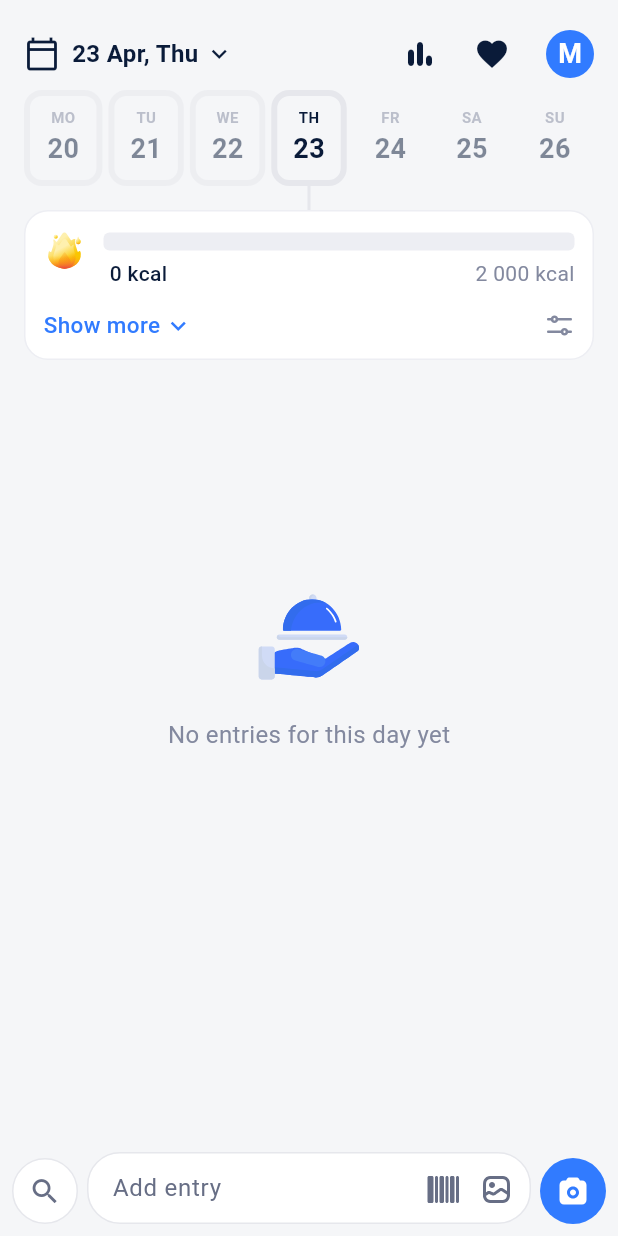
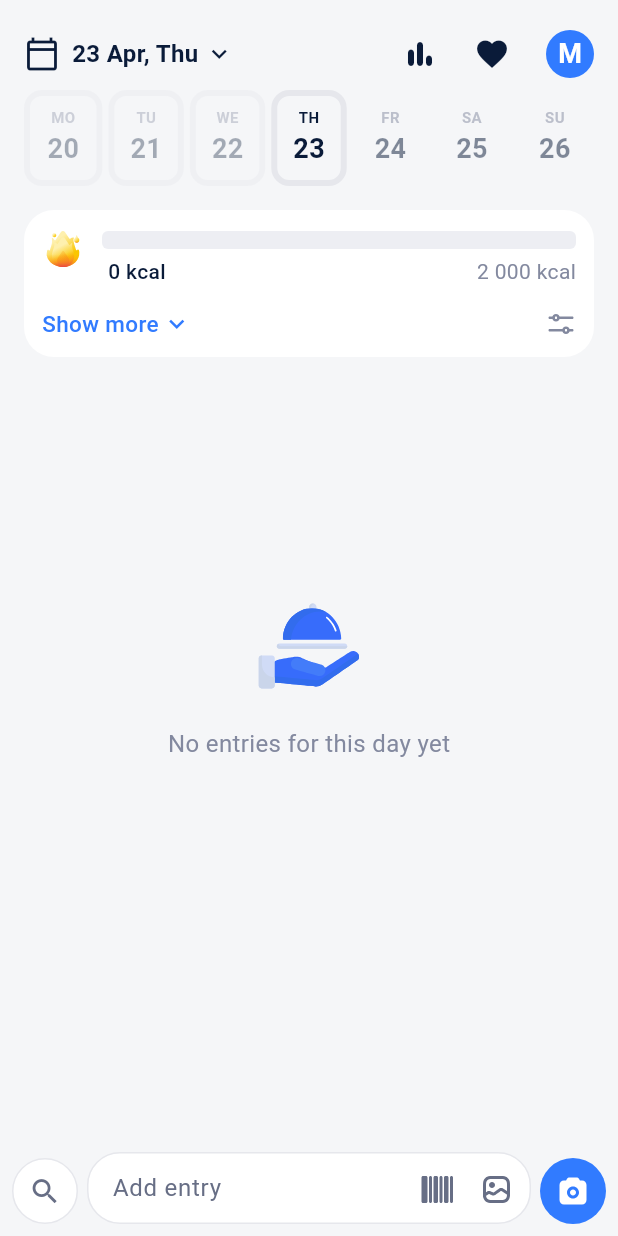
Before and after one commit to leonby27/meal, a Flutter app: the DiaryScreen screen opened by its route, on a phone screen of 412 x 824 dp. Run offline on Flutter 3.47's test engine with Material 3 defaults, Android fonts, the phone set to English and light mode, and no system bars; our stand-ins replace cached_network_image, confetti, drift, flutter_local_notifications, flutter_svg, go_router and 6 more; missing offline and left inert: cupertino_http, mobile_scanner, photo_manager, sign_in_with_apple_platform_interface, sqlite3; accounts and stored records are empty; generated files the repository leaves out were written again; network calls fail; statements that could not run were skipped.

Commit message:
feat(ui): rounded 20px blocks, no borders, tighter calendar, v43
Visual refresh of the diary and related screens:

- Remove Border.all outlines on the KBJU summary card, meal sections
  and individual food-log tiles — the background + shadow is enough
  to read them as blocks, outlines were fighting the card aesthetic.
- Bump border radius 16 -> 20 everywhere it was 16 for a softer,
  more cohesive look (blocks, buttons, dialogs in the theme, and
  across diary / search / favorites / onboarding / stats / profile /
  paywall / scanner / AI-result sheet).
- Increase vertical spacing between meal entries from 4 -> 8 px.
- Add a 4 px gap between the barcode and gallery icons in the input
  bar so they don't touch.
- Remove the vertical connector line between the selected weekday
  and the KBJU card (cleaner, matches the borderless block look).
  The week strip now owns its own height; the previous 16 px gap is
  preserved via the day-content ListView top padding.
- Dim past dates in the week strip by ~15 % (opacity 0.5 -> 0.35) so
  today/selected stand out more.

Also bumps build to 1.0.0+43.

Made-with: Cursor

```diff
--- a/app/lib/core/build_info.dart
+++ b/app/lib/core/build_info.dart
@@ -1,3 +1,3 @@
 const String appVersion = '1.0.0';
-const int buildNumber = 42;
+const int buildNumber = 43;
 const String buildDate = '2026-04-23';
--- a/app/lib/features/camera/widgets/camera_screen.dart
+++ b/app/lib/features/camera/widgets/camera_screen.dart
@@ -235,7 +235,7 @@ class _CameraScreenState extends State<CameraScreen> {
 
         if (_imageBytes != null) ...[
           ClipRRect(
-            borderRadius: BorderRadius.circular(16),
+            borderRadius: BorderRadius.circular(20),
             child: Image.memory(_imageBytes!, height: 250, fit: BoxFit.cover),
           ),
           const SizedBox(height: 16),
--- a/app/lib/features/diary/widgets/daily_summary_card.dart
+++ b/app/lib/features/diary/widgets/daily_summary_card.dart
@@ -81,7 +81,6 @@ class _DailySummaryCardState extends State<DailySummaryCard> {
     final isDark = Theme.of(context).brightness == Brightness.dark;
 
     final back2 = isDark ? AppColors.darkOnBack4 : AppColors.lightOnBack4;
-    final lineBorder = isDark ? AppColors.lineDT100 : AppColors.lineLight100;
     final trackColor = isDark ? AppColors.lineDT100 : cs.outlineVariant;
     final secondaryTextColor = cs.onSurfaceVariant;
     final primaryTextColor = cs.onSurface;
@@ -99,8 +98,7 @@ class _DailySummaryCardState extends State<DailySummaryCard> {
       child: Container(
         decoration: BoxDecoration(
           color: back2,
-          borderRadius: BorderRadius.circular(16),
-          border: Border.all(color: lineBorder, width: 1),
+          borderRadius: BorderRadius.circular(20),
         ),
         padding: const EdgeInsets.all(12),
         child: Column(
--- a/app/lib/features/diary/widgets/diary_screen.dart
+++ b/app/lib/features/diary/widgets/diary_screen.dart
@@ -1051,7 +1051,7 @@ class _DiaryScreenState extends State<DiaryScreen> with RouteAware {
               padding: const EdgeInsets.all(16),
               decoration: BoxDecoration(
                 color: cs.surface,
-                borderRadius: BorderRadius.circular(16),
+                borderRadius: BorderRadius.circular(20),
               ),
               child: Row(
                 children: [
@@ -1135,7 +1135,7 @@ class _DiaryScreenState extends State<DiaryScreen> with RouteAware {
               padding: const EdgeInsets.all(16),
               decoration: BoxDecoration(
                 color: cs.surface,
-                borderRadius: BorderRadius.circular(16),
+                borderRadius: BorderRadius.circular(20),
               ),
               child: Row(
                 children: [
@@ -1358,7 +1358,9 @@ class _DiaryScreenState extends State<DiaryScreen> with RouteAware {
         !auth.freeTrialExhausted;
 
     return ListView(
-      padding: const EdgeInsets.only(bottom: 16),
+      // top: 16 сохраняет тот же визуальный зазор, что раньше занимала
+      // соединительная линия между неделей и карточкой КБЖУ.
+      padding: const EdgeInsets.only(top: 16, bottom: 16),
       children: [
         DailySummaryCard(logs: logs, selectedDate: date),
         if (showBanner)
@@ -1453,29 +1455,13 @@ class _DiaryScreenState extends State<DiaryScreen> with RouteAware {
     });
   }
 
-  /// Соединительная линия под обводкой ячеек: рисуется ниже слоя недели в [Stack].
+  /// Ранее здесь была соединительная линия между выбранным днём и карточкой
+  /// КБЖУ. Убрали по дизайн-решению — теперь неделя просто занимает свою
+  /// высоту, а зазор до карточки ниже задаётся обычным SizedBox.
   Widget _buildWeekStripWithConnector(BuildContext context, bool isDark) {
     return SizedBox(
-      height: 64 + 16,
-      child: Stack(
-        clipBehavior: Clip.none,
-        children: [
-          Positioned(
-            top: 64,
-            left: 0,
-            right: 0,
-            height: 16,
-            child: _buildConnectorLine(context, isDark),
-          ),
-          Positioned(
-            top: 0,
-            left: 0,
-            right: 0,
-            height: 64,
-            child: _buildWeekStrip(context, isDark),
-          ),
-        ],
-      ),
+      height: 64,
+      child: _buildWeekStrip(context, isDark),
     );
   }
 
@@ -1562,11 +1548,15 @@ class _DiaryScreenState extends State<DiaryScreen> with RouteAware {
             ),
           );
 
+          final dayOpacity = (isToday || isSelected)
+              ? 1.0
+              : (isFuture ? 0.5 : 0.35); // past dates — dimmer by ~15%
+
           return Expanded(
             child: GestureDetector(
               onTap: isFuture ? null : () => _selectDate(date),
               child: Opacity(
-                opacity: (isToday || isSelected) ? 1.0 : 0.5,
+                opacity: dayOpacity,
                 child: Padding(
                   padding: EdgeInsets.only(
                     left: i == 0 ? 0 : 2,
@@ -1596,51 +1586,6 @@ class _DiaryScreenState extends State<DiaryScreen> with RouteAware {
     );
   }
 
-  Widget _buildConnectorLine(BuildContext context, bool isDark) {
-    final weekStart = _weekStart(_selectedDate);
-    final selectedDay = DateTime(
-      _selectedDate.year, _selectedDate.month, _selectedDate.day,
-    );
-    final weekStartDay = DateTime(
-      weekStart.year, weekStart.month, weekStart.day,
-    );
-    final dayIndex = selectedDay.difference(weekStartDay).inDays.clamp(0, 6);
-
-    return Padding(
-      padding: const EdgeInsets.symmetric(horizontal: 16),
-      child: SizedBox(
-        height: 16,
-        child: LayoutBuilder(
-          builder: (context, constraints) {
-            final totalWidth = constraints.maxWidth;
-            final cellWidth = totalWidth / 7;
-            final centerX = cellWidth * dayIndex + cellWidth / 2;
-            const lineWidth = 2.0;
-            // Вылезаем на 1px вверх (к обводке дня) и вниз (к обводке карточки), без зазора.
-            const extend = 1.0;
-
-            return Stack(
-              clipBehavior: Clip.none,
-              children: [
-                Positioned(
-                  left: centerX - lineWidth / 2,
-                  top: -extend,
-                  child: Container(
-                    width: lineWidth,
-                    height: 16 + extend * 2,
-                    color: isDark
-                        ? AppColors.lineDT200
-                        : AppColors.lineLight200,
-                  ),
-                ),
-              ],
-            );
-          },
-        ),
-      ),
-    );
-  }
-
   Widget _buildFoodCards(
     BuildContext context,
     List<FoodLog> logs,
@@ -1653,7 +1598,7 @@ class _DiaryScreenState extends State<DiaryScreen> with RouteAware {
       child: Column(
         children: logs.map((log) {
           return Padding(
-            padding: const EdgeInsets.only(bottom: 4),
+            padding: const EdgeInsets.only(bottom: 8),
             child: MealSection.buildSingleCard(
               context: context,
               log: log,
@@ -1767,6 +1712,7 @@ class _DiaryScreenState extends State<DiaryScreen> with RouteAware {
                           ),
                         ),
                       ),
+                    if (!_hasSearchText) const SizedBox(width: 4),
                     if (!_hasSearchText)
                       GestureDetector(
                         onTap: () {
--- a/app/lib/features/favorites/widgets/favorites_screen.dart
+++ b/app/lib/features/favorites/widgets/favorites_screen.dart
@@ -138,7 +138,7 @@ class _FavoritesScreenState extends State<FavoritesScreen> {
                       padding: const EdgeInsets.all(16),
                       decoration: BoxDecoration(
                         color: cs.surface,
-                        borderRadius: BorderRadius.circular(16),
+                        borderRadius: BorderRadius.circular(20),
                         border: Border.all(color: lineBorder, width: 1),
                       ),
                       child: Row(
@@ -419,7 +419,7 @@ class _AddToMealSheetState extends State<_AddToMealSheet> {
               style: FilledButton.styleFrom(
                 minimumSize: const Size(double.infinity, 48),
                 shape: RoundedRectangleBorder(
-                  borderRadius: BorderRadius.circular(16),
+                  borderRadius: BorderRadius.circular(20),
                 ),
               ),
             ),
--- a/app/lib/features/onboarding/widgets/onboarding_flow.dart
+++ b/app/lib/features/onboarding/widgets/onboarding_flow.dart
@@ -262,7 +262,7 @@ class _OnboardingFlowState extends State<OnboardingFlow> {
                     ],
                     Expanded(
                       child: ClipRRect(
-                        borderRadius: BorderRadius.circular(16),
+                        borderRadius: BorderRadius.circular(20),
                         child: TweenAnimationBuilder<double>(
                           tween: Tween(
                             begin: (_currentPage + 1) / _totalSteps,
@@ -344,7 +344,7 @@ class _OnboardingFlowState extends State<OnboardingFlow> {
                           ? Colors.white
                           : (isDark ? AppColors.darkDisabledContent : AppColors.lightDisabledContent),
                       shape: RoundedRectangleBorder(
-                        borderRadius: BorderRadius.circular(16),
+                        borderRadius: BorderRadius.circular(20),
                       ),
                       elevation: 0,
                     ),
--- a/app/lib/features/onboarding/widgets/paywall_screen.dart
+++ b/app/lib/features/onboarding/widgets/paywall_screen.dart
@@ -674,7 +674,7 @@ class _PlanCard extends StatelessWidget {
             padding: const EdgeInsets.all(16),
             decoration: BoxDecoration(
               color: cs.surface,
-              borderRadius: BorderRadius.circular(16),
+              borderRadius: BorderRadius.circular(20),
               border: Border.all(
                 color: isSelected ? cs.onSurface : cs.outline.withAlpha(80),
                 width: isSelected ? 2 : 1,
--- a/app/lib/features/onboarding/widgets/steps/activity_step.dart
+++ b/app/lib/features/onboarding/widgets/steps/activity_step.dart
@@ -85,7 +85,7 @@ class _ActivityCard extends StatelessWidget {
         child: Container(
           decoration: BoxDecoration(
             color: isSelected ? cs.primaryContainer : cardBg,
-            borderRadius: BorderRadius.circular(16),
+            borderRadius: BorderRadius.circular(20),
             border: Border.all(
               color: isSelected ? AppColors.primary : lineColor,
               width: isSelected ? 1.5 : 1,
--- a/app/lib/features/onboarding/widgets/steps/gender_step.dart
+++ b/app/lib/features/onboarding/widgets/steps/gender_step.dart
@@ -95,7 +95,7 @@ class _GenderCard extends StatelessWidget {
           height: 150,
           decoration: BoxDecoration(
             color: isSelected ? cs.primaryContainer : cardBg,
-            borderRadius: BorderRadius.circular(16),
+            borderRadius: BorderRadius.circular(20),
             border: Border.all(
               color: isSelected ? AppColors.primary : lineColor,
               width: isSelected ? 1.5 : 1,
--- a/app/lib/features/onboarding/widgets/steps/goal_step.dart
+++ b/app/lib/features/onboarding/widgets/steps/goal_step.dart
@@ -85,7 +85,7 @@ class _OptionCard extends StatelessWidget {
           height: 72,
           decoration: BoxDecoration(
             color: isSelected ? cs.primaryContainer : cardBg,
-            borderRadius: BorderRadius.circular(16),
+            borderRadius: BorderRadius.circular(20),
             border: Border.all(
               color: isSelected ? AppColors.primary : lineColor,
               width: isSelected ? 1.5 : 1,
--- a/app/lib/features/onboarding/widgets/steps/units_step.dart
+++ b/app/lib/features/onboarding/widgets/steps/units_step.dart
@@ -87,7 +87,7 @@ class _UnitCard extends StatelessWidget {
           height: 72,
           decoration: BoxDecoration(
             color: isSelected ? cs.primaryContainer : cardBg,
-            borderRadius: BorderRadius.circular(16),
+            borderRadius: BorderRadius.circular(20),
             border: Border.all(
               color: isSelected ? AppColors.primary : lineColor,
               width: isSelected ? 1.5 : 1,
--- a/app/lib/features/profile/widgets/profile_screen.dart
+++ b/app/lib/features/profile/widgets/profile_screen.dart
@@ -320,7 +320,7 @@ class _ProfileScreenState extends State<ProfileScreen> with RouteAware {
       clipBehavior: Clip.antiAlias,
       decoration: BoxDecoration(
         color: _isDark ? AppColors.darkOnBack4 : AppColors.lightOnBack4,
-        borderRadius: BorderRadius.circular(16),
+        borderRadius: BorderRadius.circular(20),
         border: Border.all(color: lineBorder, width: 1),
         boxShadow: const [
           BoxShadow(
@@ -518,7 +518,7 @@ class _ProfileScreenState extends State<ProfileScreen> with RouteAware {
     return Container(
       clipBehavior: Clip.antiAlias,
       decoration: BoxDecoration(
-        borderRadius: BorderRadius.circular(16),
+        borderRadius: BorderRadius.circular(20),
         gradient: LinearGradient(
           begin: Alignment.topLeft,
           end: Alignment.bottomRight,
--- a/app/lib/features/scanner/widgets/barcode_scanner_screen.dart
+++ b/app/lib/features/scanner/widgets/barcode_scanner_screen.dart
@@ -284,7 +284,7 @@ class _BarcodeScannerScreenState extends State<BarcodeScannerScreen> {
                       height: scanAreaSize,
                       decoration: BoxDecoration(
                         color: Colors.red,
-                        borderRadius: BorderRadius.circular(16),
+                        borderRadius: BorderRadius.circular(20),
                       ),
                     ),
                   ),
@@ -298,7 +298,7 @@ class _BarcodeScannerScreenState extends State<BarcodeScannerScreen> {
                 width: scanAreaSize,
                 height: scanAreaSize,
                 decoration: BoxDecoration(
-                  borderRadius: BorderRadius.circular(16),
+                  borderRadius: BorderRadius.circular(20),
                   border: Border.all(color: Colors.white.withValues(alpha: 0.5), width: 2),
                 ),
               ),
--- a/app/lib/features/search/widgets/search_screen.dart
+++ b/app/lib/features/search/widgets/search_screen.dart
@@ -900,7 +900,7 @@ class _AddFavToMealSheetState extends State<_AddFavToMealSheet> {
               style: FilledButton.styleFrom(
                 minimumSize: const Size(double.infinity, 48),
                 shape: RoundedRectangleBorder(
-                  borderRadius: BorderRadius.circular(16),
+                  borderRadius: BorderRadius.circular(20),
                 ),
               ),
             ),
--- a/app/lib/features/stats/widgets/stats_screen.dart
+++ b/app/lib/features/stats/widgets/stats_screen.dart
@@ -368,7 +368,7 @@ class _StatsScreenState extends State<StatsScreen> {
     return Container(
       decoration: BoxDecoration(
         color: cardBg,
-        borderRadius: BorderRadius.circular(16),
+        borderRadius: BorderRadius.circular(20),
         border: Border.all(color: lineBorder, width: 1),
       ),
       padding: const EdgeInsets.symmetric(horizontal: 12, vertical: 20),
@@ -499,7 +499,7 @@ class _StatsScreenState extends State<StatsScreen> {
       height: 180,
       decoration: BoxDecoration(
         color: cardBg,
-        borderRadius: BorderRadius.circular(16),
+        borderRadius: BorderRadius.circular(20),
         border: Border.all(color: lineBorder, width: 1),
       ),
       clipBehavior: Clip.antiAlias,
@@ -625,7 +625,7 @@ class _StatsScreenState extends State<StatsScreen> {
     return Container(
       decoration: BoxDecoration(
         color: cardBg,
-        borderRadius: BorderRadius.circular(16),
+        borderRadius: BorderRadius.circular(20),
         border: Border.all(color: lineBorder, width: 1),
         boxShadow: [
           BoxShadow(
--- a/app/pubspec.yaml
+++ b/app/pubspec.yaml
@@ -16,7 +16,7 @@ publish_to: 'none' # Remove this line if you wish to publish to pub.dev
 # https://developer.apple.com/library/archive/documentation/General/Reference/InfoPlistKeyReference/Articles/CoreFoundationKeys.html
 # In Windows, build-name is used as the major, minor, and patch parts
 # of the product and file versions while build-number is used as the build suffix.
-version: 1.0.0+42
+version: 1.0.0+43
 
 environment:
   sdk: ^3.11.1
```
Also changed, not shown: app/lib/app/theme.dart (+6 -6 lines), app/lib/features/camera/widgets/ai_meal_result_sheet.dart (+4 -4 lines), app/lib/features/diary/widgets/meal_section.dart (+3 -10 lines).
